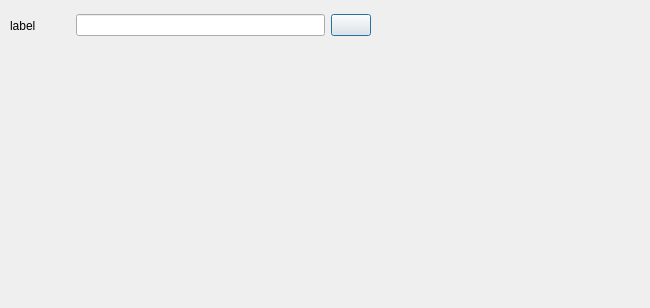
AnonCountercurrent/NoraSkinningMethodCollection, file NoraGeneral/UI/noraMDagNodeSelectWidget.ui: the form before one commit.
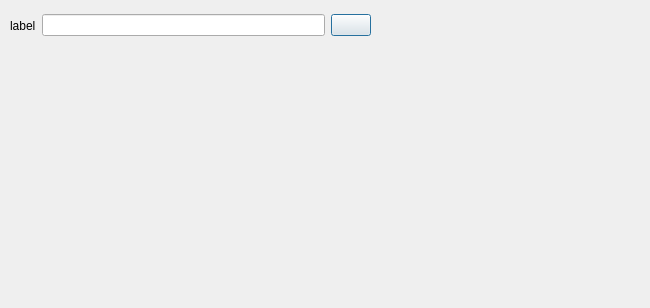
The form after the commit.

```diff
--- a/NoraGeneral/UI/noraMDagNodeSelectWidget.ui
+++ b/NoraGeneral/UI/noraMDagNodeSelectWidget.ui
@@ -28,18 +28,6 @@
    <layout class="QHBoxLayout" name="selectLayout">
     <item>
      <widget class="QLabel" name="label">
-      <property name="sizePolicy">
-       <sizepolicy hsizetype="Minimum" vsizetype="Preferred">
-        <horstretch>0</horstretch>
-        <verstretch>0</verstretch>
-       </sizepolicy>
-      </property>
-      <property name="minimumSize">
-       <size>
-        <width>60</width>
-        <height>0</height>
-       </size>
-      </property>
       <property name="text">
        <string>label</string>
       </property>
```
Left out of the diff: 18 changed lines with no effect on the pictures.
